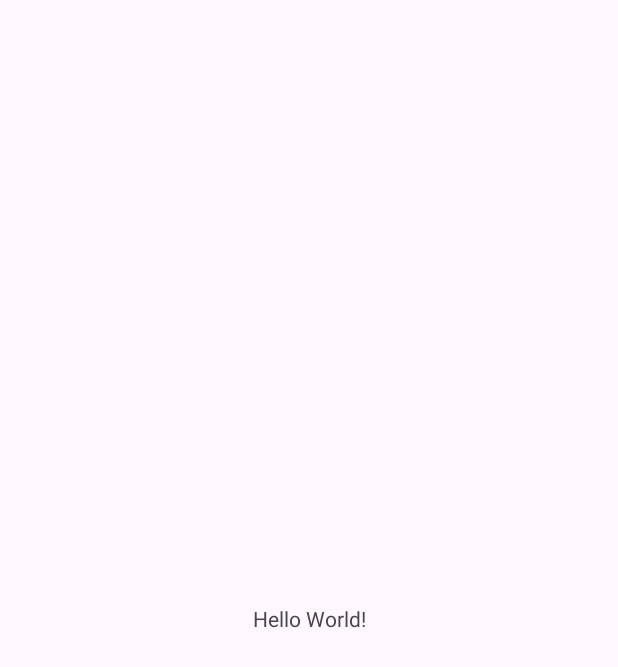
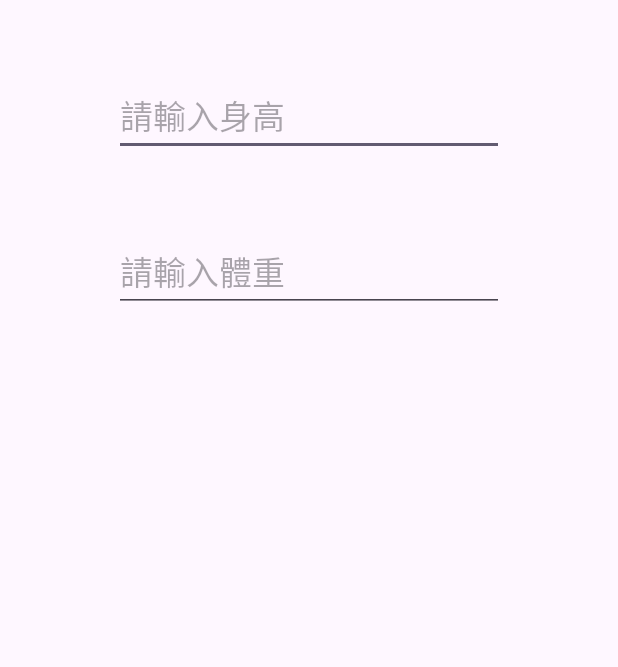
Before and after one commit to 111b13929/MyBMI_LIN, an Android app: the screen it shows after launch (MainActivity), on a phone screen of 412 x 824 dp. Before the commit the part shown is almost empty. Shown: the top 667 px of the screen. Run offline under Robolectric (Android 15) with nearby library versions, the phone set to English and light mode, and no system bars.

Commit message:
設計畫面，有身高、體重

```diff
--- a/app/src/main/res/layout/activity_main.xml
+++ b/app/src/main/res/layout/activity_main.xml
@@ -7,13 +7,29 @@
     android:layout_height="match_parent"
     tools:context=".MainActivity">
 
-    <TextView
+    <EditText
+        android:id="@+id/etHeight"
         android:layout_width="wrap_content"
         android:layout_height="wrap_content"
-        android:text="Hello World!"
-        app:layout_constraintBottom_toBottomOf="parent"
+        android:layout_marginTop="50dp"
+        android:ems="10"
+        android:hint="請輸入身高"
+        android:inputType="numberDecimal"
+        android:textAppearance="@style/TextAppearance.AppCompat.Large"
         app:layout_constraintEnd_toEndOf="parent"
         app:layout_constraintStart_toStartOf="parent"
         app:layout_constraintTop_toTopOf="parent" />
 
+    <EditText
+        android:id="@+id/etWeight"
+        android:layout_width="wrap_content"
+        android:layout_height="wrap_content"
+        android:layout_marginTop="50dp"
+        android:ems="10"
+        android:hint="請輸入體重"
+        android:inputType="numberDecimal"
+        android:textAppearance="@style/TextAppearance.AppCompat.Large"
+        app:layout_constraintEnd_toEndOf="parent"
+        app:layout_constraintStart_toStartOf="parent"
+        app:layout_constraintTop_toBottomOf="@+id/etHeight" />
 </androidx.constraintlayout.widget.ConstraintLayout>
```
